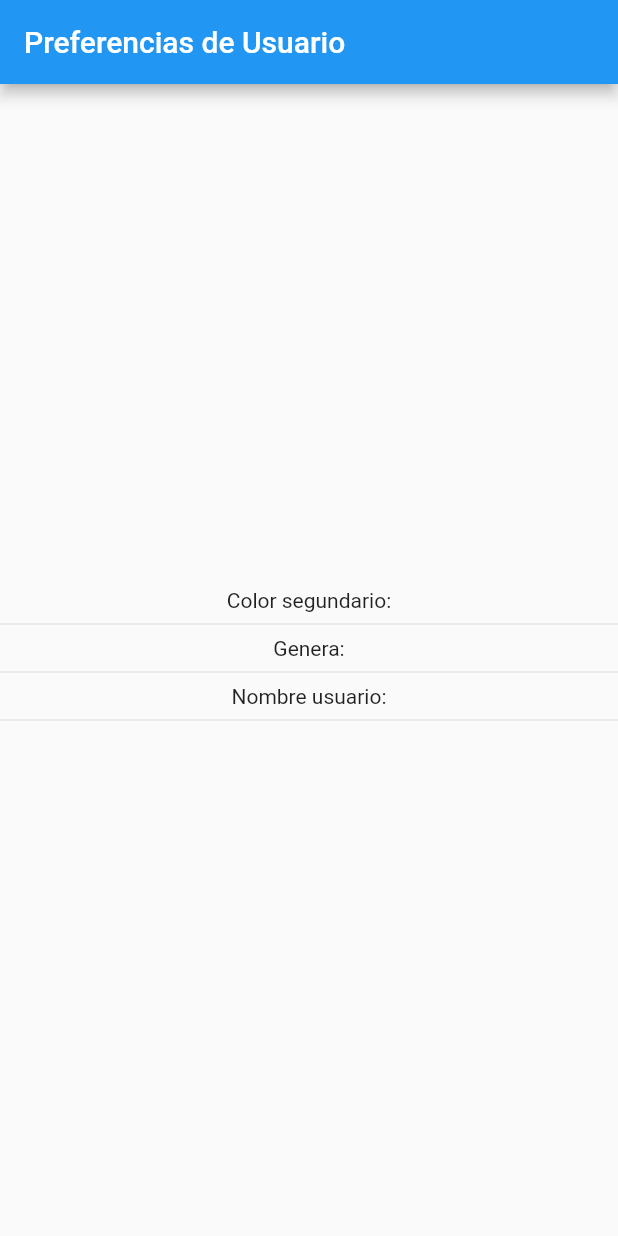
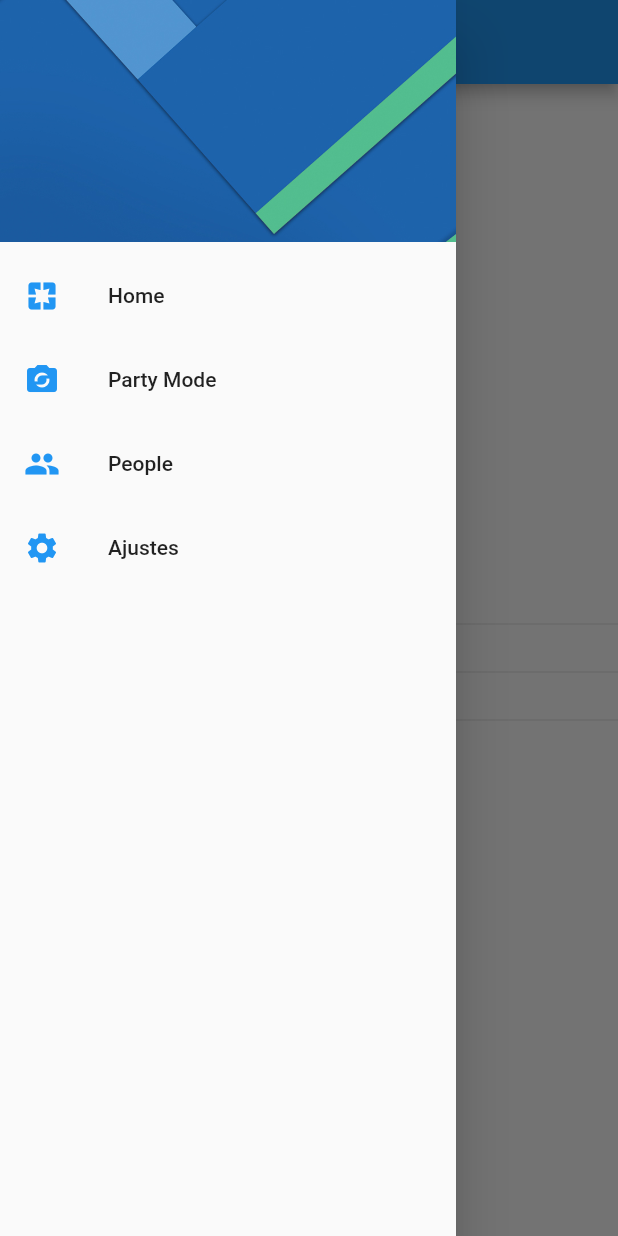
Before and after one commit to HarryAlvarado28/app_preferencias, a Flutter app: the screen it shows after launch, with the side drawer open (before the commit the screen has no drawer), on a phone screen of 412 x 824 dp. Run offline on Flutter 3.47's test engine with Material 2 defaults, Android fonts, the phone set to English and light mode, and no system bars.

```diff
--- a/lib/src/pages/home_page.dart
+++ b/lib/src/pages/home_page.dart
@@ -1,7 +1,7 @@
 import 'package:flutter/material.dart';
+import 'package:preferencias/src/pages/settings_pages.dart';
 
 class HomePage extends StatelessWidget {
-
   static final String routeName = 'home';
   // const HomePage ({Key key}) : super(key: key);
 
@@ -11,6 +11,7 @@ class HomePage extends StatelessWidget {
       appBar: AppBar(
         title: Text('Preferencias de Usuario'),
       ),
+      drawer: _crearMenu(context),
       body: Column(
         mainAxisAlignment: MainAxisAlignment.center,
         children: <Widget>[
@@ -24,4 +25,43 @@ class HomePage extends StatelessWidget {
       ),
     );
   }
+
+  Drawer _crearMenu(BuildContext context) {
+    return Drawer(
+      child: ListView(
+        padding: EdgeInsets.zero,
+        children: <Widget>[
+          DrawerHeader(
+            child: Container(),
+            decoration: BoxDecoration(
+                image: DecorationImage(
+                    image: AssetImage('assets/menu-img.jpg'),
+                    fit: BoxFit.cover)),
+          ),
+          ListTile(
+            leading: Icon(Icons.pages, color: Colors.blue),
+            title: Text('Home'),
+            onTap: () =>
+                Navigator.pushReplacementNamed(context, HomePage.routeName),
+          ),
+          ListTile(
+            leading: Icon(Icons.party_mode, color: Colors.blue),
+            title: Text('Party Mode'),
+            onTap: () => print('Party Mode'),
+          ),
+          ListTile(
+            leading: Icon(Icons.people, color: Colors.blue),
+            title: Text('People'),
+            onTap: () => print('People'),
+          ),
+          ListTile(
+            leading: Icon(Icons.settings, color: Colors.blue),
+            title: Text('Ajustes'),
+            onTap: () =>
+                Navigator.pushReplacementNamed(context, SettingsPage.routeName),
+          ),
+        ],
+      ),
+    );
+  }
 }
--- a/pubspec.yaml
+++ b/pubspec.yaml
@@ -41,8 +41,8 @@ flutter:
   uses-material-design: true
 
   # To add assets to your application, add an assets section, like this:
-  # assets:
-  #  - images/a_dot_burr.jpeg
+  assets:
+   - assets/menu-img.jpg
   #  - images/a_dot_ham.jpeg
 
   # An image asset can refer to one or more resolution-specific "variants", see
```
Also changed, not shown: assets/menu-img.jpg (added).
